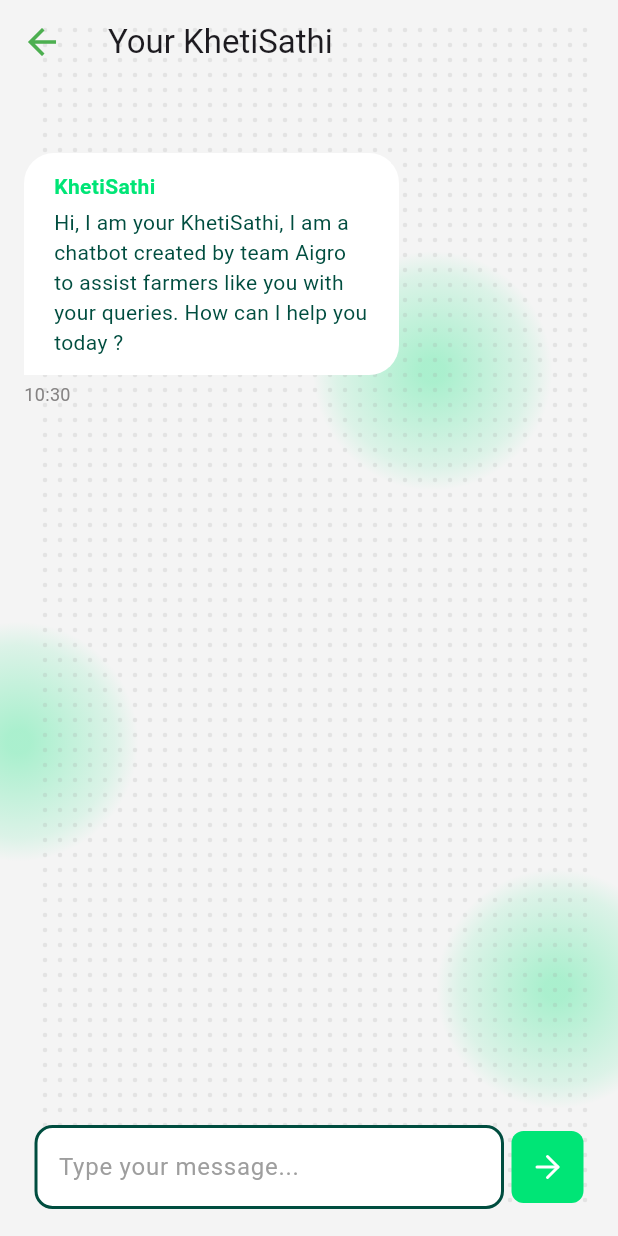
After one commit to SIH-CodeFusers/Aigro-App, a Flutter app: the KhetiSathi screen opened by its route, on a phone screen of 412 x 824 dp. The commit adds this screen. Run offline on Flutter 3.47's test engine with Material 3 defaults, Android fonts, the light colour scheme and no system bars; our stand-ins replace dotted_border, flutter_feather_icons, flutter_map, font_awesome_flutter, google_generative_ai, google_nav_bar and 6 more; missing offline and left inert: tflite_v2; accounts and stored records are empty; network calls fail.

Commit message:
Kheti Sathi Done

```diff
--- a/lib/main.dart
+++ b/lib/main.dart
@@ -1,5 +1,6 @@
 import 'package:aigro/pages/disease_forecasting.dart';
 import 'package:aigro/pages/disease_mapping.dart';
+import 'package:aigro/pages/khetisathi.dart';
 import 'package:aigro/pages/offline_detection.dart';
 import 'package:aigro/pages/user_onbaording.dart';
 import 'package:aigro/pages/weather_report.dart';
@@ -77,6 +78,7 @@
         Myroutes.aboutUsRoute: (context) => AboutUs(),
         Myroutes.recipesRoute: (context) => RecipesPage(),
         Myroutes.profileRoute: (context) => ProfilePage(),
+        Myroutes.khetiSathiRoute: (context) => KhetiSathi(),
         Myroutes.cropDetailsRoute: (context) => CropDetails(),
 
         Myroutes.diseaseMapRoute: (context) => DiseaseMapping(),
--- a/lib/pages/home.dart
+++ b/lib/pages/home.dart
@@ -134,9 +134,14 @@
                 color: context.theme.highlightColor,
                 borderRadius: BorderRadius.circular(10)
               ),
-              child: Padding(
-                padding: const EdgeInsets.all(8.0),
-                child: Icon(FontAwesomeIcons.comments, color: Colors.black, size: 22,),
+              child: GestureDetector(
+                onTap: (){
+                  Navigator.pushNamed(context, '/khetiSathi');
+                },
+                child: Padding(
+                  padding: const EdgeInsets.all(10.0),
+                  child: Icon(FontAwesomeIcons.comments, color: Colors.black, size: 20,),
+                ),
               ),
             ),
           ],
@@ -247,8 +252,8 @@
                   child: GridView.builder(
                     gridDelegate: const SliverGridDelegateWithFixedCrossAxisCount(
                       crossAxisCount: 2,
-                      crossAxisSpacing: 2,
-                      mainAxisSpacing: 2,
+                      crossAxisSpacing: 4,
+                      mainAxisSpacing: 4,
                       childAspectRatio: 1,
                     ),
                     itemCount: 6,
--- /dev/null
+++ b/lib/pages/khetisathi.dart
@@ -0,0 +1,275 @@
+import 'dart:async';
+import 'dart:io';
+import 'package:aigro/secret.dart';
+import 'package:aigro/widgets/grid_painter.dart';
+import 'package:flutter/cupertino.dart';
+import 'package:flutter/material.dart';
+import 'package:flutter_feather_icons/flutter_feather_icons.dart';
+import 'package:google_generative_ai/google_generative_ai.dart';
+import 'package:image_picker/image_picker.dart';
+import 'package:velocity_x/velocity_x.dart';
+
+class KhetiSathi extends StatefulWidget {
+  const KhetiSathi({super.key});
+
+  @override
+  State<KhetiSathi> createState() => _KhetiSathiState();
+}
+
+class _KhetiSathiState extends State<KhetiSathi> {
+  int count=0;
+  bool imgup=false;
+  bool suggest=false;
+
+  final List<Map<String, dynamic>> _messages = [];
+  final TextEditingController _controller = TextEditingController();
+
+  final List<String> _predefinedBotMessages = [
+    'Hi, I am your KhetiSathi, I am a chatbot created by team Aigro to assist farmers like you with your queries. How can I help you today ?',
+  ];
+
+
+  void _sendInitialBotMessage(String message) {
+    Timer(const Duration(seconds: 0), () {
+      _streamBotMessage(message);
+    });
+
+  }
+
+  void _sendMessage(String message) {
+    setState(() {
+      _messages.add({'sender': 'user', 'message': message});
+    });
+    _sendGemini(message);
+  }
+
+  void _streamBotMessage(String message) {
+    List<String> words = message.split(' ');
+    String accumulatedMessage = '';
+    int index = 0;
+
+    Timer.periodic(const Duration(milliseconds: 30), (timer) {
+      if (index < words.length) {
+        setState(() {
+          accumulatedMessage += (index == 0 ? '' : ' ') + words[index];
+          if (_messages.isNotEmpty && _messages.last['sender'] == 'bot') {
+            _messages.last['message'] = accumulatedMessage;
+          } else {
+            _messages.add({
+              'sender': 'bot',
+              'message': accumulatedMessage,
+            });
+          }
+        });
+        index++;
+      } else {
+        timer.cancel();
+      }
+    });
+  }
+
+  Future<void> _sendGemini(String message) async {
+    final model = GenerativeModel(
+      model: 'gemini-pro',
+      apiKey: GEMINI_API_KEY,
+    );
+
+    final prompt = 'You are a helpful chatbot, your task is to answer farming related questions. You have been made by team Aigro consisting of team members Arunava and Pretisha in Frontend, Satyaki in Full stack Development, Rishi in machine learning and priyanshu and Shinjan in App development. just return answer in plain text strictly. Here is my question \n $message';
+    final content = [
+      Content.text(prompt),
+    ];
+
+    final response = await model.generateContent(content);
+    _streamBotMessage(response.text!);
+
+  }
+
+
+  @override
+  void initState() {
+    _sendInitialBotMessage(_predefinedBotMessages[count++]);
+    super.initState();
+  }
+
+  @override
+  Widget build(BuildContext context) {
+    return Scaffold(
+      extendBodyBehindAppBar: true,
+      backgroundColor: context.theme.canvasColor,
+      appBar: AppBar(
+
+      backgroundColor: Colors.transparent,
+
+        title: Text('Your KhetiSathi'),
+      ),
+      body: Stack(
+        children: [
+           CustomPaint(
+            size: Size.infinite, // Take the full available space
+            painter: GridPatternPainter(),
+          ),
+          Padding(
+            padding: const EdgeInsets.all(8.0),
+            child: Column(
+              children: [
+                const SizedBox(height: 30),
+                Expanded(
+                  child: ListView.builder(
+                    itemCount: _messages.length,
+                    itemBuilder: (context, index) {
+                      final isUser = _messages[index]['sender'] == 'user';
+                      final isImage = _messages[index]['type'] == 'image';
+                      final name = isUser ? 'You' : 'KhetiSathi';
+                      final time =
+                          DateTime.now().toLocal().toString().substring(11, 16);
+
+                      return Padding(
+                        padding: const EdgeInsets.all(8.0),
+                        child: Column(
+                          crossAxisAlignment:
+                              isUser ? CrossAxisAlignment.end : CrossAxisAlignment.start,
+                          children: [
+                            Align(
+                              alignment: isUser ? Alignment.centerRight : Alignment.centerLeft,
+                              child: ConstrainedBox(
+                                  constraints: const BoxConstraints(
+                                  maxWidth: 250,
+                                ),
+                                child: Container(
+                                  padding: const EdgeInsets.symmetric(vertical: 12, horizontal: 20),
+                                  decoration: BoxDecoration(
+                                    color: isUser
+                                        ? context.theme.cardColor
+                                        : context.theme.highlightColor,
+                                    borderRadius: isUser
+                                        ? const BorderRadius.only(
+                                            topLeft: Radius.circular(20),
+                                            topRight: Radius.circular(20),
+                                            bottomLeft: Radius.circular(20),
+                                            bottomRight: Radius.circular(0),
+                                          )
+                                        : const BorderRadius.only(
+                                            topLeft: Radius.circular(20),
+                                            topRight: Radius.circular(20),
+                                            bottomLeft: Radius.circular(0),
+                                            bottomRight: Radius.circular(20),
+                                          ),
+                                  ),
+                                  child: Column(
+                                    crossAxisAlignment: CrossAxisAlignment.start,
+                                    children: [
+                                      Text(
+                                        name,
+                                        style: TextStyle(
+                                          color: isUser
+                                              ? context.theme.highlightColor
+                                              : context.theme.cardColor,
+                                          fontWeight: FontWeight.bold,
+                                          fontSize: 14,
+                                        ),
+                                      ),
+                                      const SizedBox(height: 4),
+                                      Text(
+                                        _messages[index]['message']!,
+                                        style: TextStyle(color: isUser
+                                              ? context.theme.highlightColor
+                                              : context.theme.primaryColorDark,),
+                                      )
+                                    ],
+                                  ),
+                                ),
+                              ),
+                            ),
+                            const SizedBox(height: 4),
+                            Text(
+                              time,
+                              style: TextStyle(
+                                color: context.theme.splashColor,
+                                fontSize: 12,
+                              ),
+                            ),
+                          ],
+                        ),
+                      );
+                    },
+                  ),
+                ),
+
+                  Container(
+                    padding: const EdgeInsets.symmetric(vertical: 10, horizontal: 15),
+                    decoration: BoxDecoration(
+
+                      borderRadius: BorderRadius.circular(10),
+                    ),
+                    child: Row(
+                      children: [
+                        Expanded(
+                         child: TextField(
+                            controller: _controller,
+                            decoration: InputDecoration(
+                              hintText: 'Type your message...',
+                              hintStyle: TextStyle(
+                                color: Colors.grey,
+                              ),
+                              border: OutlineInputBorder(
+                                borderRadius: BorderRadius.circular(12),
+                                borderSide: BorderSide(
+                                  color: context.theme.primaryColorDark,
+                                  width: 2.0,
+                                ),
+                              ),
+                              enabledBorder: OutlineInputBorder(
+                                borderRadius: BorderRadius.circular(12),
+                                borderSide: BorderSide(
+                                  color: context.theme.primaryColorDark,
+                                  width: 2.0,
+                                ),
+                              ),
+                              focusedBorder: OutlineInputBorder(
+                                borderRadius: BorderRadius.circular(12),
+                                borderSide: BorderSide(
+                                  color: context.theme.cardColor,
+                                  width: 2.0,
+                                ),
+                              ),
+                              filled: true,
+                              fillColor: context.theme.highlightColor,
+                            ),
+                            style: TextStyle(
+                              color: context.theme.primaryColorDark,
+                            ),
+                          ),
+                        ),
+                        SizedBox(width: 5,),
+                        Container(
+                          decoration: BoxDecoration(
+                            color: context.theme.cardColor,
+                            borderRadius: BorderRadius.circular(8),
+                          ),
+                          child: IconButton(
+                            color: context.theme.highlightColor,
+                            icon: Icon(FeatherIcons.arrowRight),
+                            onPressed: () {
+                              final message = _controller.text.trim();
+                              if (message.isNotEmpty) {
+                                _sendMessage(message);
+                                // _sendGemini(message);
+                                _controller.clear();
+                              }
+                            },
+                          ),
+                        )
+                      ],
+                    ),
+                  ),
+
+              ],
+            ),
+          ),
+        ],
+      ),
+    );
+  }
+
+
+}
--- a/lib/utils/routes.dart
+++ b/lib/utils/routes.dart
@@ -6,6 +6,7 @@
   static String cropDetailsRoute = "/recipeDetails";
   static String aboutUsRoute = "/aboutus";
   static String profileRoute = "/profile";
+  static String khetiSathiRoute = "/khetiSathi";
 
   static String diseaseMapRoute = "/diseaseMap";
   static String offlineDetectionRoute = "/offlineDetection";
--- a/lib/widgets/grid_painter.dart
+++ b/lib/widgets/grid_painter.dart
@@ -20,9 +20,9 @@
       final Paint gradientPaint = Paint()
         ..shader = RadialGradient(
           colors: [
-            Color.fromRGBO(255, 178, 0, 1).withOpacity(0.3),
-            Color.fromRGBO(255, 178, 0, 1).withOpacity(0.1),
-            Color.fromRGBO(255, 178, 0, 1).withOpacity(0.0),
+            Color.fromRGBO(0, 229, 118, 1).withOpacity(0.3),
+            Color.fromRGBO(0, 229, 118, 1).withOpacity(0.1),
+            Color.fromRGBO(0, 229, 118, 1).withOpacity(0.0),
           ],
           stops: [0.1,0.8, 1.0],
         ).createShader(Rect.fromCircle(center: position, radius: 80.0));
```
